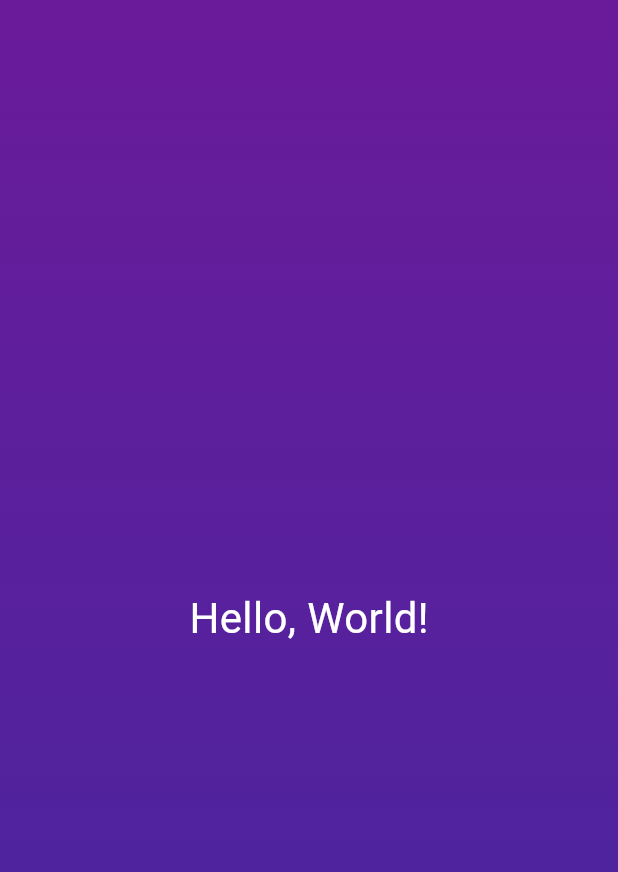
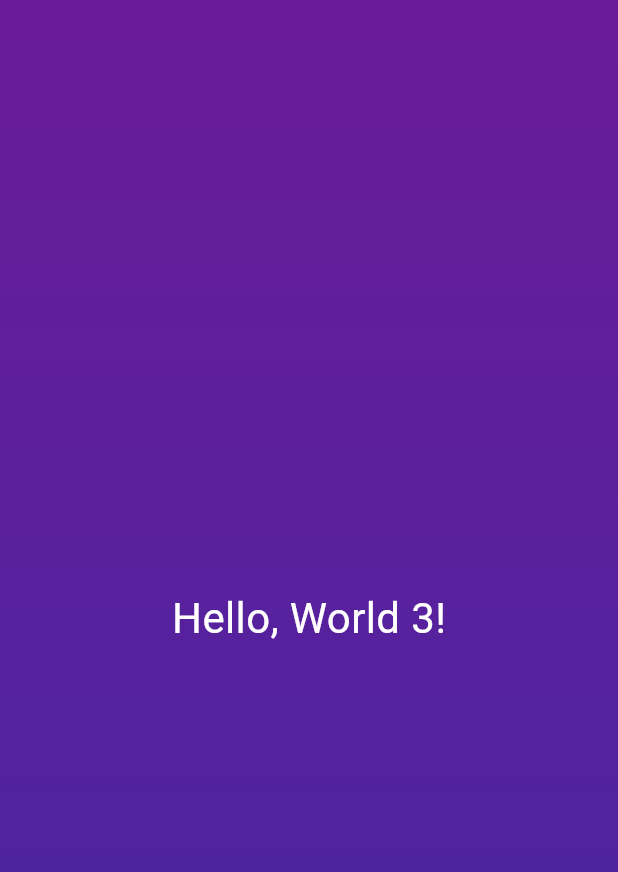
Before and after one commit to KayabaZeref/learnFlutter, a Flutter app: the screen it shows after launch, on a phone screen of 412 x 824 dp. Shown: the top 872 px of the screen. Run offline on Flutter 3.47's test engine with Material 3 defaults, Android fonts, the phone set to English and light mode, and no system bars.

Commit message:
Refactor main app to use GradientContainer widget and add StyleText for improved readability

```diff
--- /dev/null
+++ b/lib/gradient_container.dart
@@ -0,0 +1,26 @@
+import 'package:flutter/material.dart';
+import 'package:first_app/style_text.dart';
+
+// StatelessWidget is a widget that need when you define your own widget
+class GradientContainer extends StatelessWidget {
+  // super(key: key). First key call from StatelessWidget(super). Second key call from Container
+  // First solution
+  //GradientContainer({Key? key}) : super(key: key);
+  // Second solution
+  const GradientContainer({super.key});
+  @override
+  Widget build(context) {
+    return Container(
+      decoration: const BoxDecoration(
+        gradient: LinearGradient(
+          // begin: first coordinate of the gradient
+          begin: Alignment.topCenter,
+          // end: second coordinate of the gradient
+          end: Alignment.bottomCenter,
+          colors: [Color(0xFF6A1B9A), Color(0xFF4527A0)],
+        ),
+      ),
+      child: const Center(child: StyleText()),
+    );
+  }
+}
--- a/lib/main.dart
+++ b/lib/main.dart
@@ -1,4 +1,5 @@
 import 'package:flutter/material.dart';
+import 'package:first_app/gradient_container.dart';
 
 void main() {
   // runApp(const MyApp());
@@ -6,24 +7,7 @@ void main() {
     MaterialApp(
       home: Scaffold(
         // backgroundColor: Color.fromARGB(255, 46, 17, 97),
-        body: Container(
-          decoration: const BoxDecoration(
-            gradient: LinearGradient(
-              // begin: first coordinate of the gradient
-              begin: Alignment.topCenter,
-              // end: second coordinate of the gradient
-              end: Alignment.bottomCenter,
-              colors: [Color(0xFF6A1B9A), Color(0xFF4527A0)],
-            ),
-          ),
-          child: const Center(
-            child: Text(
-              'Hello, World!',
-              // style: Configure the text style
-              style: TextStyle(color: Colors.white, fontSize: 28),
-            ),
-          ),
-        ),
+        body: GradientContainer(),
       ),
     ),
   );
--- /dev/null
+++ b/lib/style_text.dart
@@ -0,0 +1,14 @@
+import 'package:flutter/material.dart';
+
+class StyleText extends StatelessWidget {
+  const StyleText({super.key});
+  @override
+  Widget build(context) {
+    return const Center(
+      child: Text(
+        'Hello, World 3!',
+        style: TextStyle(color: Colors.white, fontSize: 28),
+      ),
+    );
+  }
+}
```
